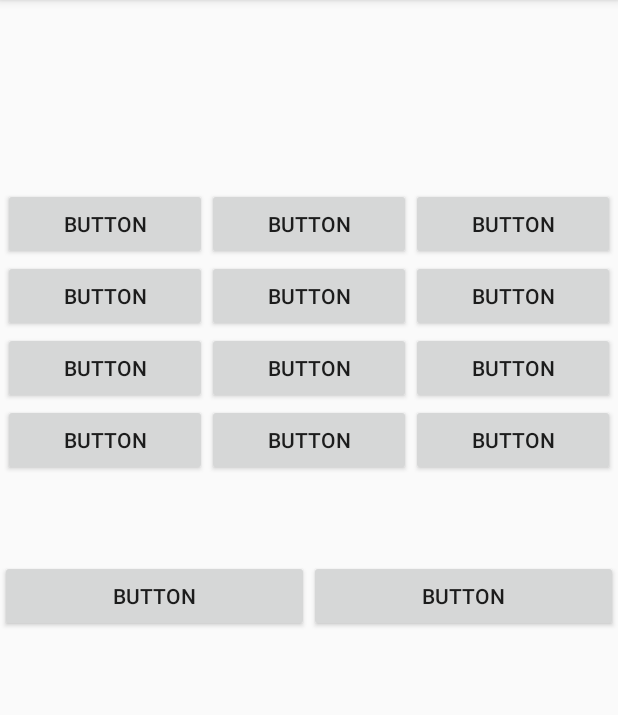
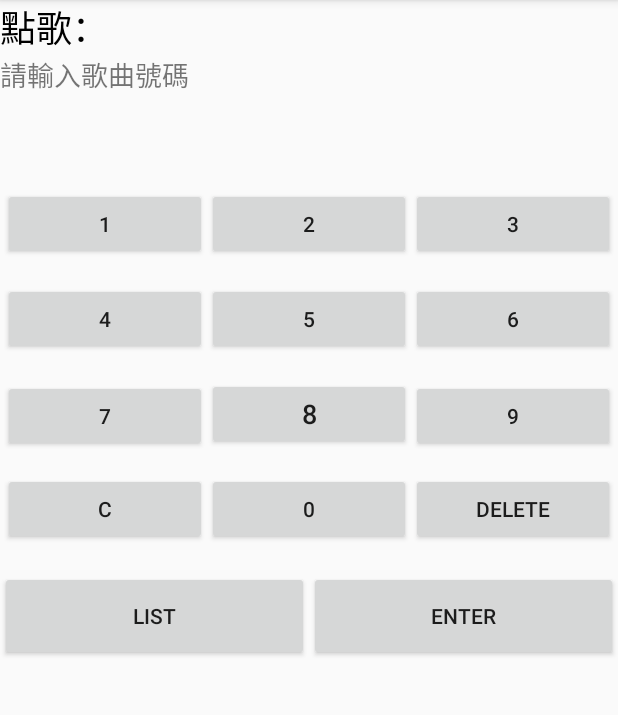
Before and after one commit to miyuiki/SimpleMusicPlayer, an Android app: the screen it shows after launch (MainActivity), on a phone screen of 412 x 824 dp, the part 84-799 px from its top. Run offline under Robolectric (Android 15) with nearby library versions, the phone set to English and light mode, and no system bars.

Commit message:
建立兩個activity完成

```diff
--- a/app/src/main/AndroidManifest.xml
+++ b/app/src/main/AndroidManifest.xml
@@ -16,6 +16,7 @@
                 <category android:name="android.intent.category.LAUNCHER" />
             </intent-filter>
         </activity>
+        <activity android:name=".Second" android:label="歌詞" />
     </application>
 
 </manifest>
--- a/app/src/main/java/com/example/jay/simplemusicplayer/MainActivity.java
+++ b/app/src/main/java/com/example/jay/simplemusicplayer/MainActivity.java
@@ -1,7 +1,10 @@
 package com.example.jay.simplemusicplayer;
 
+import android.content.Intent;
 import android.support.v7.app.AppCompatActivity;
 import android.os.Bundle;
+import android.view.View;
+import android.widget.Button;
 
 public class MainActivity extends AppCompatActivity {
 
@@ -9,5 +12,16 @@ public class MainActivity extends AppCompatActivity {
     protected void onCreate(Bundle savedInstanceState) {
         super.onCreate(savedInstanceState);
         setContentView(R.layout.activity_main);
+
+        Button topage2 = (Button) findViewById(R.id.button14);
+        topage2.setOnClickListener(topage2Listener);
     }
+    private Button.OnClickListener topage2Listener = new Button.OnClickListener(){
+        @Override
+        public void onClick(View v) {
+            Intent intent = new Intent();
+            intent.setClass(MainActivity.this,Second.class);
+            startActivity(intent);
+        }
+    };
 }
--- a/app/src/main/res/layout/activity_main.xml
+++ b/app/src/main/res/layout/activity_main.xml
@@ -14,104 +14,130 @@
         <LinearLayout
             android:layout_width="match_parent"
             android:layout_height="123dp"
-            android:orientation="vertical"></LinearLayout>
+            android:orientation="vertical"
+            android:weightSum="1">
+
+            <TextView
+                android:id="@+id/textView"
+                android:layout_width="match_parent"
+                android:layout_height="wrap_content"
+                android:text="點歌："
+                android:textColor="@android:color/black"
+                android:textSize="24sp" />
+
+            <TextView
+                android:id="@+id/textView2"
+                android:layout_width="match_parent"
+                android:layout_height="match_parent"
+                android:text="請輸入歌曲號碼"
+                android:textAlignment="textStart"
+                android:textSize="18sp"
+                android:gravity="center_horizontal"/>
+        </LinearLayout>
 
         <TableLayout
             android:layout_width="match_parent"
-            android:layout_height="246dp"
-            android:stretchColumns="0,1,2"
-            android:layout_margin="2dp">
+            android:layout_height="wrap_content"
+            android:layout_margin="2dp"
+            android:stretchColumns="0,1,2">
 
             <TableRow
                 android:layout_width="wrap_content"
-                android:layout_height="wrap_content">
+                android:layout_height="wrap_content"
+                android:layout_marginBottom="15sp">
+
+                <Button
+                    android:id="@+id/button1"
+                    android:layout_width="wrap_content"
+                    android:layout_height="wrap_content"
+                    android:text="1" />
+
+                <Button
+                    android:id="@+id/button2"
+                    android:layout_width="wrap_content"
+                    android:layout_height="wrap_content"
+                    android:text="2" />
 
                 <Button
                     android:id="@+id/button3"
                     android:layout_width="wrap_content"
                     android:layout_height="wrap_content"
-                    android:text="Button" />
-
-                <Button
-                    android:id="@+id/button2"
-                    android:layout_width="wrap_content"
-                    android:layout_height="wrap_content"
-                    android:text="Button" />
-
-                <Button
-                    android:id="@+id/button"
-                    android:layout_width="wrap_content"
-                    android:layout_height="wrap_content"
-                    android:text="Button" />
+                    android:text="3" />
             </TableRow>
 
             <TableRow
                 android:layout_width="match_parent"
-                android:layout_height="match_parent">
+                android:layout_height="match_parent"
+                android:layout_marginBottom="15sp">
+
+                <Button
+                    android:id="@+id/button4"
+                    android:layout_width="wrap_content"
+                    android:layout_height="wrap_content"
+                    android:text="4" />
+
+                <Button
+                    android:id="@+id/button5"
+                    android:layout_width="wrap_content"
+                    android:layout_height="wrap_content"
+                    android:text="5" />
 
                 <Button
                     android:id="@+id/button6"
                     android:layout_width="wrap_content"
                     android:layout_height="wrap_content"
-                    android:text="Button" />
-
-                <Button
-                    android:id="@+id/button5"
-                    android:layout_width="wrap_content"
-                    android:layout_height="wrap_content"
-                    android:text="Button" />
-
-                <Button
-                    android:id="@+id/button4"
-                    android:layout_width="wrap_content"
-                    android:layout_height="wrap_content"
-                    android:text="Button" />
+                    android:text="6" />
             </TableRow>
 
             <TableRow
                 android:layout_width="match_parent"
-                android:layout_height="match_parent">
+                android:layout_height="match_parent"
+                android:layout_marginBottom="15sp">
+
+                <Button
+                    android:id="@+id/button7"
+                    android:layout_width="wrap_content"
+                    android:layout_height="wrap_content"
+                    android:text="7" />
+
+                <Button
+                    android:id="@+id/button8"
+                    android:layout_width="wrap_content"
+                    android:layout_height="wrap_content"
+                    android:text="8"
+                    android:textSize="18sp"
+                    />
 
                 <Button
                     android:id="@+id/button9"
                     android:layout_width="wrap_content"
                     android:layout_height="wrap_content"
-                    android:text="Button" />
-
-                <Button
-                    android:id="@+id/button8"
-                    android:layout_width="wrap_content"
-                    android:layout_height="wrap_content"
-                    android:text="Button" />
-
-                <Button
-                    android:id="@+id/button7"
-                    android:layout_width="wrap_content"
-                    android:layout_height="wrap_content"
-                    android:text="Button" />
+                    android:text="9"
+                    />
             </TableRow>
 
             <TableRow
                 android:layout_width="wrap_content"
-                android:layout_height="wrap_content">
+                android:layout_height="wrap_content"
+                android:layout_marginBottom="15sp">
+
+                <Button
+                    android:id="@+id/button10"
+                    android:layout_width="wrap_content"
+                    android:layout_height="wrap_content"
+                    android:text="C" />
+
+                <Button
+                    android:id="@+id/button11"
+                    android:layout_width="wrap_content"
+                    android:layout_height="wrap_content"
+                    android:text="0" />
 
                 <Button
                     android:id="@+id/button12"
                     android:layout_width="wrap_content"
                     android:layout_height="wrap_content"
-                    android:text="Button" />
-
-                <Button
-                    android:id="@+id/button11"
-                    android:layout_width="wrap_content"
-                    android:layout_height="wrap_content"
-                    android:text="Button" />
-
-                <Button
-                    android:id="@+id/button10"
-                    android:layout_width="wrap_content"
-                    android:layout_height="wrap_content"
-                    android:text="Button" />
+                    android:text="delete" />
             </TableRow>
 
         </TableLayout>
@@ -126,16 +152,16 @@
                 android:layout_height="match_parent" >
 
                 <Button
-                    android:id="@+id/button16"
+                    android:id="@+id/button13"
                     android:layout_width="wrap_content"
-                    android:layout_height="wrap_content"
-                    android:text="Button" />
+                    android:layout_height="60sp"
+                    android:text="LIST" />
 
                 <Button
-                    android:id="@+id/button15"
+                    android:id="@+id/button14"
                     android:layout_width="wrap_content"
-                    android:layout_height="wrap_content"
-                    android:text="Button" />
+                    android:layout_height="60sp"
+                    android:text="ENTER" />
             </TableRow>
 
         </TableLayout>
```
Also changed, not shown: app/src/main/java/com/example/jay/simplemusicplayer/Second.java (added, +29 -0 lines), app/src/main/res/layout/page2.xml (added, +80 -0 lines).
